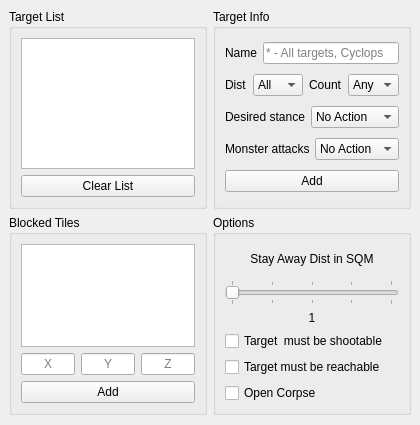
Qt form MVC/View/Targeting/TargetingView.ui (enzerah/EasyBot_GUI) before a commit.
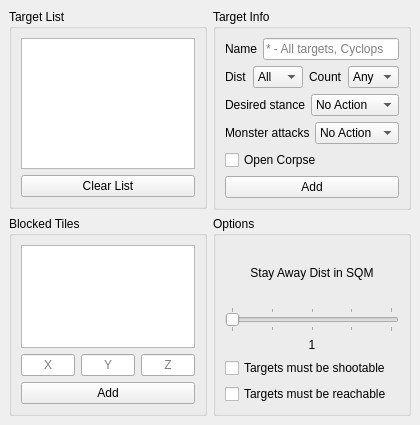
The same form after that commit.

What changed in the file:
```diff
--- a/MVC/View/Targeting/TargetingView.ui
+++ b/MVC/View/Targeting/TargetingView.ui
@@ -337,6 +337,13 @@
          </item>
         </layout>
        </item>
+       <item>
+        <widget class="QCheckBox" name="open_checkBox">
+         <property name="text">
+          <string>Open Corpse</string>
+         </property>
+        </widget>
+       </item>
        <item>
         <widget class="QPushButton" name="add_pushButton">
          <property name="text">
@@ -527,21 +534,14 @@
        <item>
         <widget class="QCheckBox" name="shootable_checkBox">
          <property name="text">
-          <string>Target  must be shootable</string>
+          <string>Targets must be shootable</string>
          </property>
         </widget>
        </item>
        <item>
         <widget class="QCheckBox" name="reachable_checkBox">
          <property name="text">
-          <string>Target must be reachable</string>
-         </property>
-        </widget>
-       </item>
-       <item>
-        <widget class="QCheckBox" name="open_checkBox">
-         <property name="text">
-          <string>Open Corpse</string>
+          <string>Targets must be reachable</string>
          </property>
         </widget>
        </item>
```
